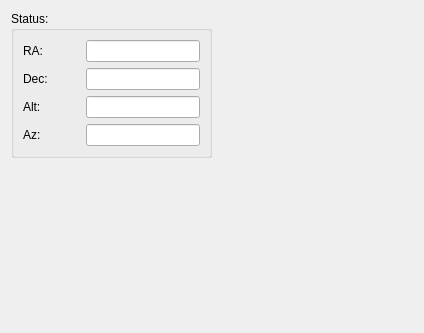
Before: the Qt Designer form pyobs_gui/qt/widgettelescope.ui in pyobs/pyobs-gui, drawn with Qt 5.
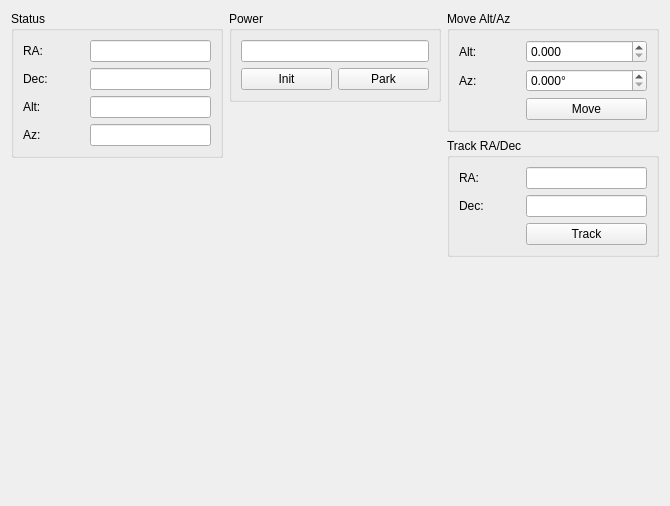
After: the same form once the commit is applied.

```diff
--- a/pyobs_gui/qt/widgettelescope.ui
+++ b/pyobs_gui/qt/widgettelescope.ui
@@ -6,20 +6,20 @@
    <rect>
     <x>0</x>
     <y>0</y>
-    <width>424</width>
-    <height>333</height>
+    <width>670</width>
+    <height>506</height>
    </rect>
   </property>
   <property name="windowTitle">
    <string>Form</string>
   </property>
-  <layout class="QHBoxLayout" name="horizontalLayout">
+  <layout class="QHBoxLayout" name="horizontalLayout" stretch="1,1,1">
    <item>
     <layout class="QVBoxLayout" name="verticalLayout">
      <item>
       <widget class="QGroupBox" name="groupBox">
        <property name="title">
-        <string>Status:</string>
+        <string>Status</string>
        </property>
        <layout class="QGridLayout" name="gridLayout" columnstretch="1,2">
         <item row="2" column="0">
@@ -109,17 +109,166 @@
     </layout>
    </item>
    <item>
-    <spacer name="horizontalSpacer">
-     <property name="orientation">
-      <enum>Qt::Horizontal</enum>
-     </property>
-     <property name="sizeHint" stdset="0">
-      <size>
-       <width>40</width>
-       <height>20</height>
-      </size>
-     </property>
-    </spacer>
+    <layout class="QVBoxLayout" name="verticalLayout_2">
+     <item>
+      <widget class="QGroupBox" name="groupBox_2">
+       <property name="title">
+        <string>Power</string>
+       </property>
+       <layout class="QGridLayout" name="gridLayout_2">
+        <item row="0" column="0" colspan="2">
+         <widget class="QLineEdit" name="labelStatus">
+          <property name="alignment">
+           <set>Qt::AlignCenter</set>
+          </property>
+          <property name="readOnly">
+           <bool>true</bool>
+          </property>
+         </widget>
+        </item>
+        <item row="1" column="0">
+         <widget class="QPushButton" name="butInit">
+          <property name="text">
+           <string>Init</string>
+          </property>
+         </widget>
+        </item>
+        <item row="1" column="1">
+         <widget class="QPushButton" name="butPark">
+          <property name="text">
+           <string>Park</string>
+          </property>
+         </widget>
+        </item>
+       </layout>
+      </widget>
+     </item>
+     <item>
+      <spacer name="verticalSpacer_2">
+       <property name="orientation">
+        <enum>Qt::Vertical</enum>
+       </property>
+       <property name="sizeHint" stdset="0">
+        <size>
+         <width>20</width>
+         <height>40</height>
+        </size>
+       </property>
+      </spacer>
+     </item>
+    </layout>
+   </item>
+   <item>
+    <layout class="QVBoxLayout" name="verticalLayout_3">
+     <item>
+      <widget class="QGroupBox" name="groupBox_3">
+       <property name="title">
+        <string>Move Alt/Az</string>
+       </property>
+       <layout class="QGridLayout" name="gridLayout_3" rowstretch="0,0,0" columnstretch="1,2">
+        <item row="0" column="0">
+         <widget class="QLabel" name="label_5">
+          <property name="text">
+           <string>Alt:</string>
+          </property>
+         </widget>
+        </item>
+        <item row="0" column="1">
+         <widget class="QDoubleSpinBox" name="spinMoveAlt">
+          <property name="decimals">
+           <number>3</number>
+          </property>
+          <property name="maximum">
+           <double>90.000000000000000</double>
+          </property>
+          <property name="singleStep">
+           <double>10.000000000000000</double>
+          </property>
+         </widget>
+        </item>
+        <item row="1" column="0">
+         <widget class="QLabel" name="label_6">
+          <property name="text">
+           <string>Az:</string>
+          </property>
+         </widget>
+        </item>
+        <item row="1" column="1">
+         <widget class="QDoubleSpinBox" name="spinMoveAz">
+          <property name="suffix">
+           <string>°</string>
+          </property>
+          <property name="decimals">
+           <number>3</number>
+          </property>
+          <property name="maximum">
+           <double>360.000000000000000</double>
+          </property>
+          <property name="singleStep">
+           <double>10.000000000000000</double>
+          </property>
+         </widget>
+        </item>
+        <item row="2" column="1">
+         <widget class="QPushButton" name="butMoveAltAz">
+          <property name="text">
+           <string>Move</string>
+          </property>
+         </widget>
+        </item>
+       </layout>
+      </widget>
+     </item>
+     <item>
+      <widget class="QGroupBox" name="groupBox_4">
+       <property name="title">
+        <string>Track RA/Dec</string>
+       </property>
+       <layout class="QGridLayout" name="gridLayout_4" rowstretch="0,0,0" columnstretch="1,2">
+        <item row="0" column="0">
+         <widget class="QLabel" name="label_7">
+          <property name="text">
+           <string>RA:</string>
+          </property>
+         </widget>
+        </item>
+        <item row="0" column="1">
+         <widget class="QLineEdit" name="textTrackRA"/>
+        </item>
+        <item row="1" column="0">
+         <widget class="QLabel" name="label_8">
+          <property name="text">
+           <string>Dec:</string>
+          </property>
+         </widget>
+        </item>
+        <item row="1" column="1">
+         <widget class="QLineEdit" name="textTrackDec"/>
+        </item>
+        <item row="2" column="1">
+         <widget class="QPushButton" name="butTrack">
+          <property name="text">
+           <string>Track</string>
+          </property>
+         </widget>
+        </item>
+       </layout>
+      </widget>
+     </item>
+     <item>
+      <spacer name="verticalSpacer_3">
+       <property name="orientation">
+        <enum>Qt::Vertical</enum>
+       </property>
+       <property name="sizeHint" stdset="0">
+        <size>
+         <width>20</width>
+         <height>40</height>
+        </size>
+       </property>
+      </spacer>
+     </item>
+    </layout>
    </item>
   </layout>
  </widget>
```
